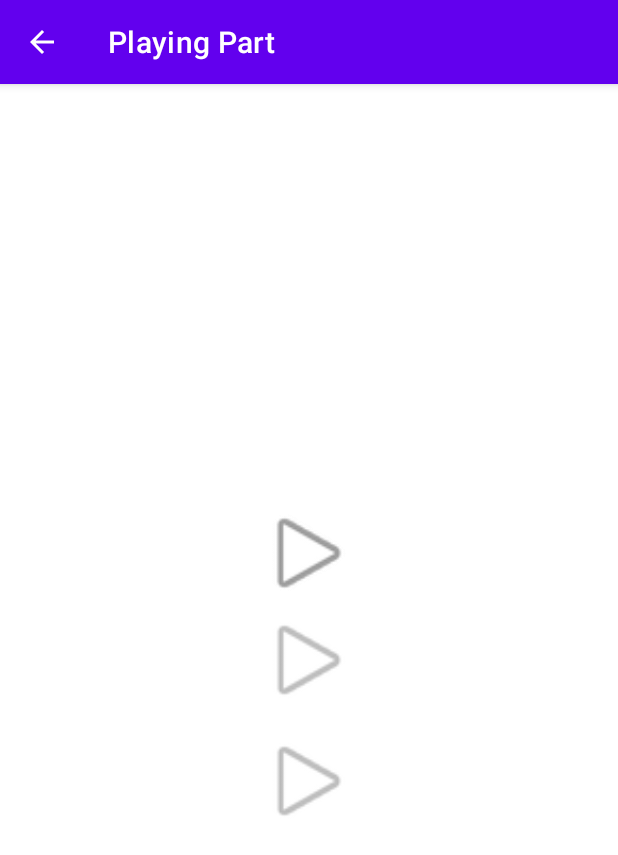
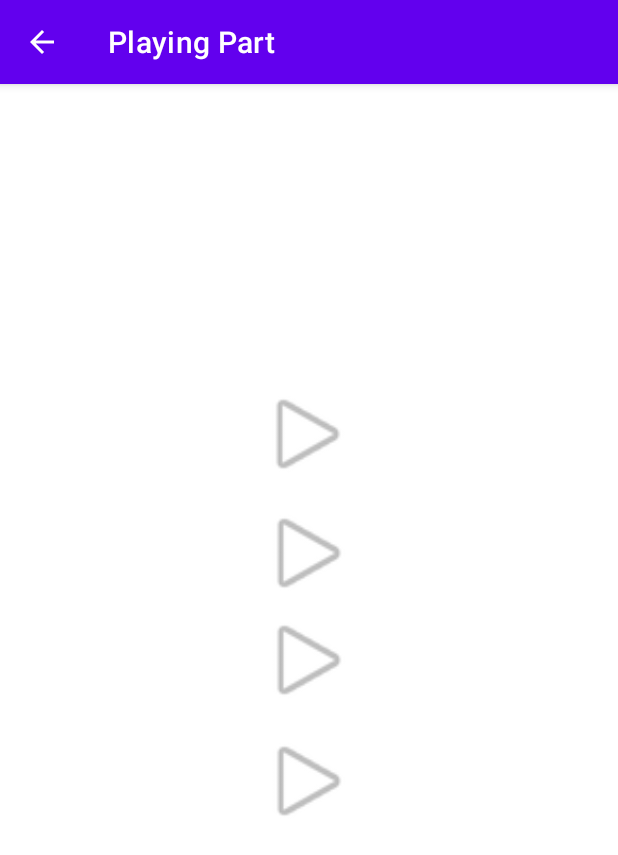
Before and after one commit to emircancakmakk/cmp2004_project, an Android app: the screen it shows after launch (PlayingPartActivity), after a tap on "PLAY", on a phone screen of 412 x 824 dp. Shown: the top 855 px of the screen. Run offline under Robolectric (Android 15) with nearby library versions, the phone set to English and light mode, and no system bars; 1 other tap on this screen came first.

Commit message:
merged with master

```diff
--- a/app/src/main/res/layout/activity_playing_part.xml
+++ b/app/src/main/res/layout/activity_playing_part.xml
@@ -51,6 +51,6 @@
             app:layout_constraintEnd_toEndOf="parent"
             app:layout_constraintStart_toStartOf="parent"
             app:layout_constraintTop_toTopOf="parent"
-            app:srcCompat="@android:drawable/ic_media_play" app:layout_constraintHorizontal_bias="0.501"
-            app:layout_constraintVertical_bias="0.398"/>
+            app:srcCompat="@android:drawable/ic_media_play" app:layout_constraintHorizontal_bias="0.498"
+            app:layout_constraintVertical_bias="0.285"/>
 </androidx.constraintlayout.widget.ConstraintLayout>
```
